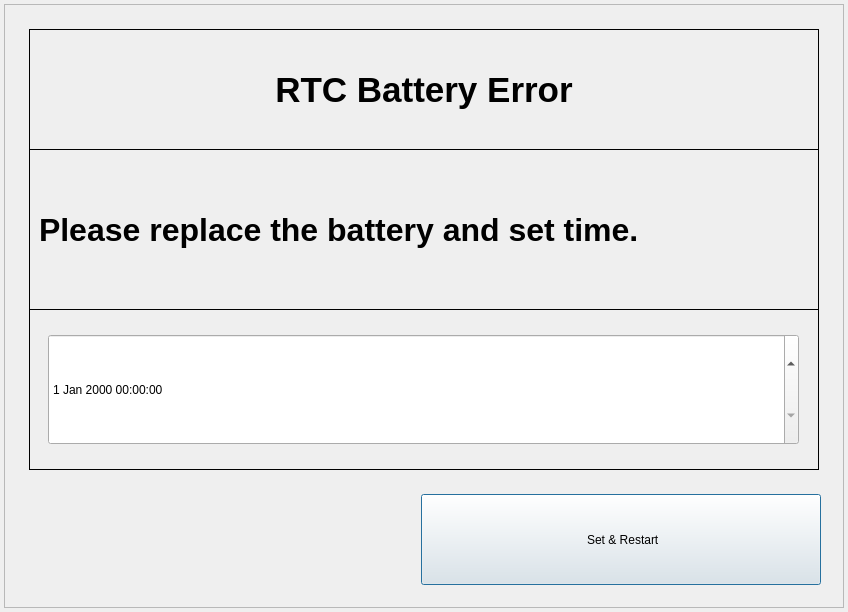
Qt form gui/mainwidget/src/firstcheck/rtcsetdialog.ui (yjsin-emastec/neptune) before a commit.
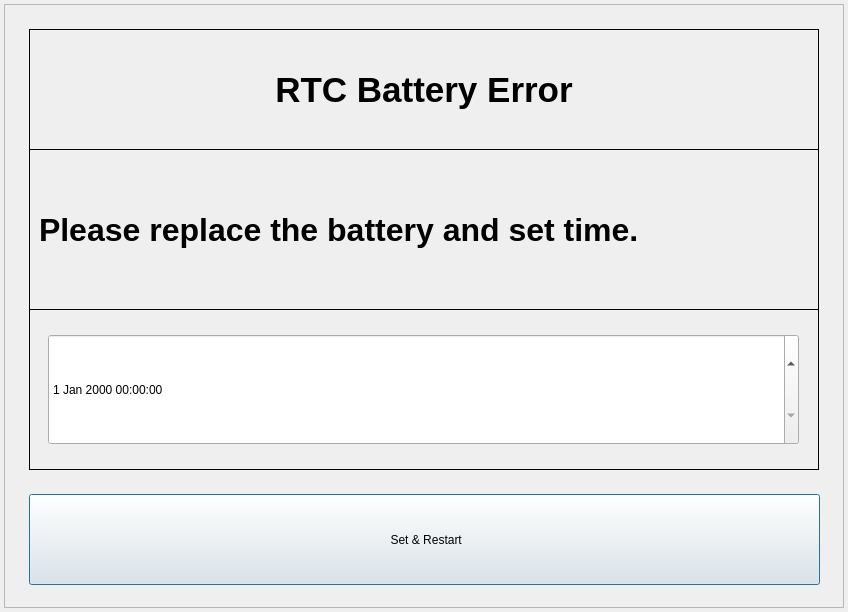
The same form after that commit.

```diff
--- a/gui/mainwidget/src/firstcheck/rtcsetdialog.ui
+++ b/gui/mainwidget/src/firstcheck/rtcsetdialog.ui
@@ -60,9 +60,9 @@
    <widget class="QPushButton" name="buttonSetRestart">
     <property name="geometry">
      <rect>
-      <x>417</x>
+      <x>25</x>
       <y>490</y>
-      <width>400</width>
+      <width>791</width>
       <height>91</height>
      </rect>
     </property>
```
